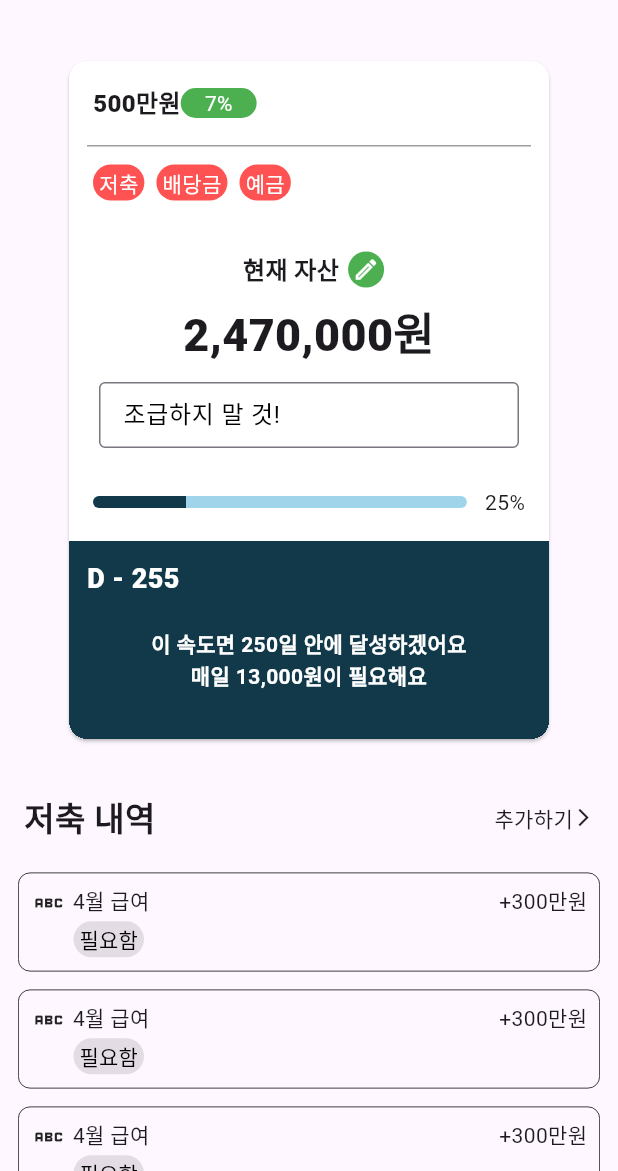
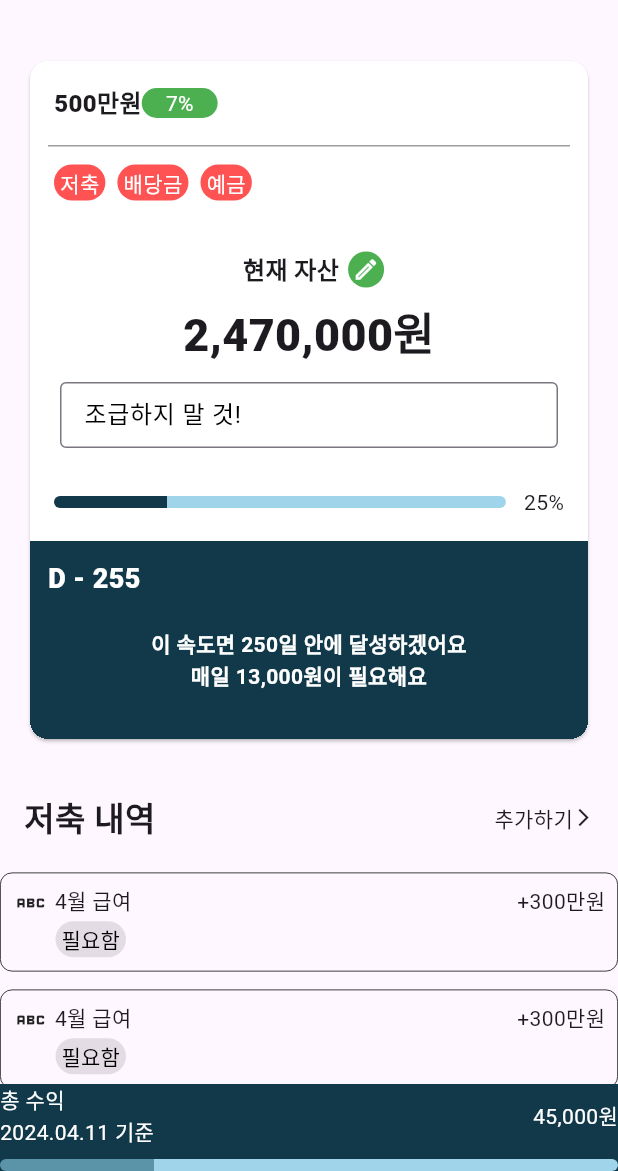
Before and after one commit to three523/devu, a Flutter app: the DetailAssetPage screen opened directly, on a phone screen of 412 x 824 dp, the part 65-1236 px from its top. Run offline on Flutter 3.47's test engine with Material 3 defaults, Android fonts, the phone set to English and light mode, and no system bars; our stand-ins replace dotted_border, flutter_bloc, hive, hive_flutter, month_picker_dialog and 1 more; missing offline and left inert: dart:ffi; accounts and stored records are empty.

Commit message:
[Feat] 자산 상세화면 UI 전체를 ListBuilder를 사용하여 UI 구현

```diff
--- a/lib/page/detail_asset_page.dart
+++ b/lib/page/detail_asset_page.dart
@@ -1,6 +1,9 @@
+import 'package:devu_app/data/resource.dart';
 import 'package:devu_app/widget/asset_detail_card.dart';
 import 'package:devu_app/widget/income_card.dart';
+import 'package:flutter/cupertino.dart';
 import 'package:flutter/material.dart';
+import 'package:flutter/widgets.dart';
 
 class DetailAssetPage extends StatefulWidget {
   @override
@@ -8,6 +11,9 @@ class DetailAssetPage extends StatefulWidget {
 }
 
 class _DetailAssetPageState extends State<DetailAssetPage> {
+  List<Color> gradientColors = [primaryColor, primary200Color];
+  double filePercent = 25.0;
+
   @override
   Widget build(BuildContext context) {
     return Scaffold(
@@ -28,13 +34,86 @@ class _DetailAssetPageState extends State<DetailAssetPage> {
       ),
       body: Column(
         children: [
+          Expanded(
+            child: ListView.separated(
+              itemCount: 5,
+              itemBuilder: (context, index) {
+                if (index == 0) {
+                  return getHeader();
+                }
+                return IncomeCard();
+              },
+              separatorBuilder: (context, index) {
+                return SizedBox(
+                  height: 12,
+                );
+              },
+            ),
+          ),
+          Container(
+            color: secondaryColor,
+            child: Column(
+              children: [
+                Row(
+                  mainAxisAlignment: MainAxisAlignment.spaceBetween,
+                  children: [
+                    Column(
+                      crossAxisAlignment: CrossAxisAlignment.start,
+                      children: [
+                        Text(
+                          '총 수익',
+                          style: TextStyle(color: Colors.white),
+                        ),
+                        Text(
+                          '2024.04.11 기준',
+                          style: TextStyle(color: Colors.white),
+                        )
+                      ],
+                    ),
+                    Text(
+                      '45,000원',
+                      style: TextStyle(color: Colors.white),
+                    ),
+                  ],
+                ),
+                SafeArea(
+                  child: Padding(
+                    padding: const EdgeInsets.only(top: 8.0),
+                    child: Container(
+                      height: 8,
+                      width: double.infinity,
+                      decoration: BoxDecoration(
+                        borderRadius: BorderRadius.circular(6),
+                        gradient: LinearGradient(
+                          colors: gradientColors,
+                          stops: [
+                            filePercent.round() / 100,
+                            filePercent.round() / 100,
+                          ],
+                          begin: Alignment.centerLeft,
+                          end: Alignment.centerRight,
+                        ),
+                      ),
+                    ),
+                  ),
+                ),
+              ],
+            ),
+          )
+        ],
+      ),
+    );
+  }
+
+  Widget getHeader() {
+    return Column(
+      children: [
         Padding(
-            padding: const EdgeInsets.symmetric(horizontal: 42.0, vertical: 24),
+          padding: const EdgeInsets.symmetric(horizontal: 16.0, vertical: 24),
           child: AssetDetailCard(),
         ),
         Padding(
-            padding:
-                const EdgeInsets.symmetric(horizontal: 16.0, vertical: 8.0),
+          padding: const EdgeInsets.symmetric(horizontal: 16.0, vertical: 8.0),
           child: Row(
             mainAxisAlignment: MainAxisAlignment.spaceBetween,
             crossAxisAlignment: CrossAxisAlignment.center,
@@ -56,25 +135,7 @@ class _DetailAssetPageState extends State<DetailAssetPage> {
             ],
           ),
         ),
-          Expanded(
-            child: Padding(
-              padding: const EdgeInsets.symmetric(horizontal: 12.0),
-              child: ListView.separated(
-                padding: EdgeInsetsDirectional.symmetric(vertical: 12.0),
-                itemCount: 4,
-                itemBuilder: (context, index) {
-                  return IncomeCard();
-                },
-                separatorBuilder: (context, index) {
-                  return SizedBox(
-                    height: 12,
-                  );
-                },
-              ),
-            ),
-          )
       ],
-      ),
     );
   }
 }
```
Lines whose indentation alone changed are shown as unchanged.
